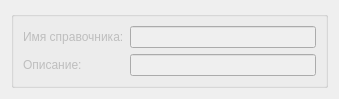
Qt form src/plugins/modeleride/refwidget.ui (rdnvndr/raindrop) before a commit.
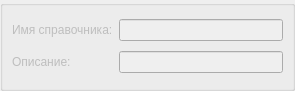
The same form after that commit.

```diff
--- a/src/plugins/modeleride/refwidget.ui
+++ b/src/plugins/modeleride/refwidget.ui
@@ -6,14 +6,29 @@
    <rect>
     <x>0</x>
     <y>0</y>
-    <width>339</width>
-    <height>86</height>
+    <width>295</width>
+    <height>91</height>
    </rect>
   </property>
   <property name="windowTitle">
    <string>Form</string>
   </property>
   <layout class="QVBoxLayout" name="verticalLayout">
+   <property name="spacing">
+    <number>5</number>
+   </property>
+   <property name="leftMargin">
+    <number>0</number>
+   </property>
+   <property name="topMargin">
+    <number>0</number>
+   </property>
+   <property name="rightMargin">
+    <number>0</number>
+   </property>
+   <property name="bottomMargin">
+    <number>0</number>
+   </property>
    <item>
     <widget class="QGroupBox" name="groupBox">
      <property name="enabled">
```
